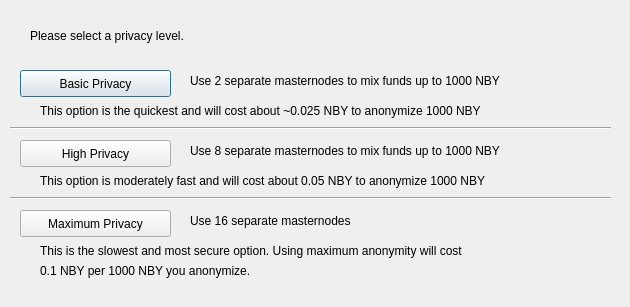
Qt form src/qt/forms/darksendconfig.ui (neobytes-project/neobytes) before a commit.
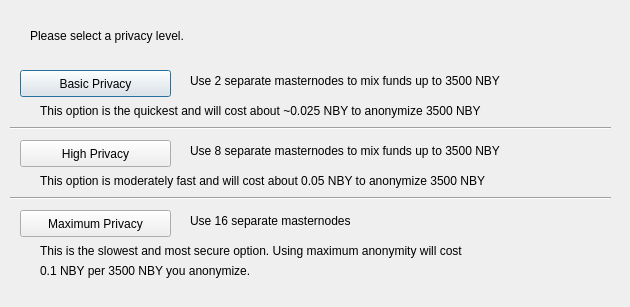
The same form after that commit.

```diff
--- a/src/qt/forms/darksendconfig.ui
+++ b/src/qt/forms/darksendconfig.ui
@@ -75,7 +75,7 @@
     </rect>
    </property>
    <property name="text">
-    <string>Use 2 separate masternodes to mix funds up to 1000 NBY</string>
+    <string>Use 2 separate masternodes to mix funds up to 3500 NBY</string>
    </property>
   </widget>
   <widget class="QLabel" name="label_3">
@@ -88,7 +88,7 @@
     </rect>
    </property>
    <property name="text">
-    <string>Use 8 separate masternodes to mix funds up to 1000 NBY</string>
+    <string>Use 8 separate masternodes to mix funds up to 3500 NBY</string>
    </property>
   </widget>
   <widget class="QLabel" name="label_4">
@@ -114,7 +114,7 @@
     </rect>
    </property>
    <property name="text">
-    <string>This option is the quickest and will cost about ~0.025 NBY to anonymize 1000 NBY</string>
+    <string>This option is the quickest and will cost about ~0.025 NBY to anonymize 3500 NBY</string>
    </property>
   </widget>
   <widget class="QLabel" name="label_7">
@@ -127,7 +127,7 @@
     </rect>
    </property>
    <property name="text">
-    <string>This option is moderately fast and will cost about 0.05 NBY to anonymize 1000 NBY</string>
+    <string>This option is moderately fast and will cost about 0.05 NBY to anonymize 3500 NBY</string>
    </property>
   </widget>
   <widget class="QLabel" name="label_8">
@@ -153,7 +153,7 @@
     </rect>
    </property>
    <property name="text">
-    <string>0.1 NBY per 1000 NBY you anonymize.</string>
+    <string>0.1 NBY per 3500 NBY you anonymize.</string>
    </property>
   </widget>
   <widget class="Line" name="line">
```
